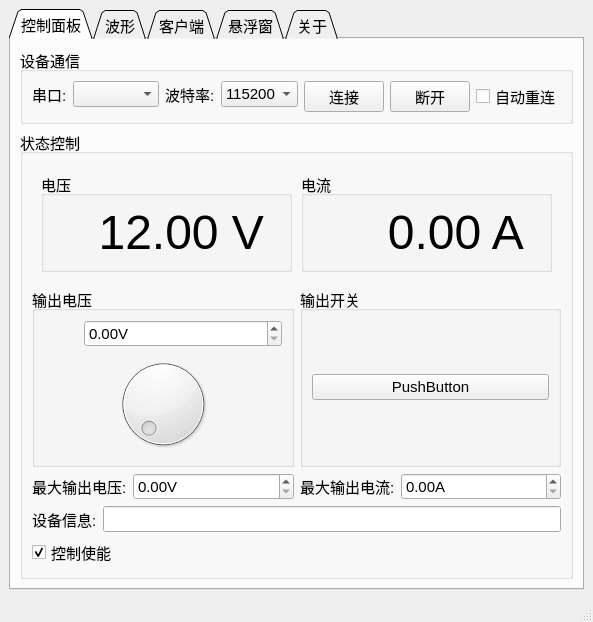
First picture: the form in src/views/ui/mainWindow.ui, repository yanyang517/powerSupplyMaster, before the edit.
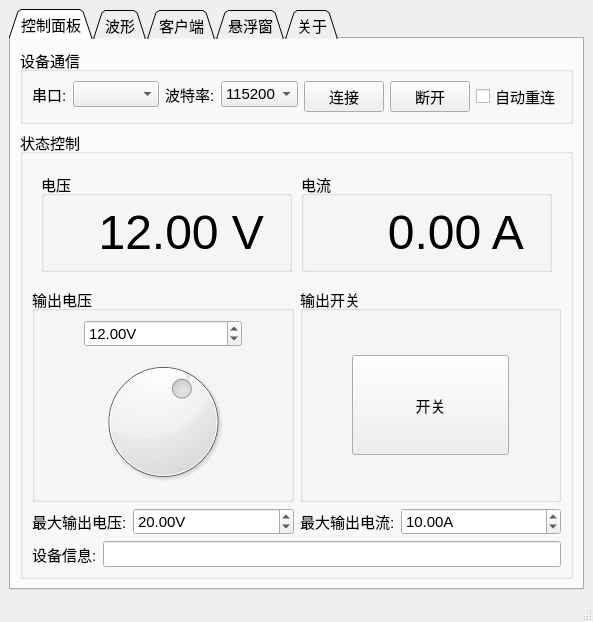
Second picture: the form after the edit.

Commit message: refactor(ui): update Qt enum references and rename UI files

Patch:
```diff
--- a/src/views/ui/mainWindow.ui
+++ b/src/views/ui/mainWindow.ui
@@ -6,7 +6,7 @@
    <rect>
     <x>0</x>
     <y>0</y>
-    <width>578</width>
+    <width>591</width>
     <height>622</height>
    </rect>
   </property>
@@ -135,7 +135,7 @@
           <property name="title">
            <string>状态控制</string>
           </property>
-          <layout class="QVBoxLayout" name="verticalLayout_4" stretch="1,2,0,0,0">
+          <layout class="QVBoxLayout" name="verticalLayout_4" stretch="1,2,0,0">
            <item>
             <layout class="QHBoxLayout" name="horizontalLayout_3">
              <property name="spacing">
@@ -240,7 +240,7 @@
                      <enum>Qt::Horizontal</enum>
                     </property>
                     <property name="sizeType">
-                     <enum>QSizePolicy::Preferred</enum>
+                     <enum>QSizePolicy::Policy::Fixed</enum>
                     </property>
                     <property name="sizeHint" stdset="0">
                      <size>
@@ -259,14 +259,39 @@
                      <double>0.100000000000000</double>
                     </property>
                     <property name="stepType">
-                     <enum>QAbstractSpinBox::DefaultStepType</enum>
+                     <enum>QAbstractSpinBox::StepType::DefaultStepType</enum>
+                    </property>
+                    <property name="value">
+                     <double>12.000000000000000</double>
                     </property>
                    </widget>
                   </item>
+                  <item>
+                   <spacer name="horizontalSpacer_5">
+                    <property name="orientation">
+                     <enum>Qt::Orientation::Horizontal</enum>
+                    </property>
+                    <property name="sizeType">
+                     <enum>QSizePolicy::Policy::Fixed</enum>
+                    </property>
+                    <property name="sizeHint" stdset="0">
+                     <size>
+                      <width>40</width>
+                      <height>20</height>
+                     </size>
+                    </property>
+                   </spacer>
+                  </item>
                  </layout>
                 </item>
                 <item>
                  <widget class="QDial" name="voltage_dial">
+                  <property name="maximum">
+                   <number>2000</number>
+                  </property>
+                  <property name="value">
+                   <number>1200</number>
+                  </property>
                   <property name="notchesVisible">
                    <bool>false</bool>
                   </property>
@@ -280,17 +305,64 @@
                <property name="title">
                 <string>输出开关</string>
                </property>
-               <layout class="QVBoxLayout" name="verticalLayout_3">
+               <layout class="QHBoxLayout" name="horizontalLayout_11">
+                <item>
+                 <spacer name="horizontalSpacer_2">
+                  <property name="orientation">
+                   <enum>Qt::Orientation::Horizontal</enum>
+                  </property>
+                  <property name="sizeType">
+                   <enum>QSizePolicy::Policy::Fixed</enum>
+                  </property>
+                  <property name="sizeHint" stdset="0">
+                   <size>
+                    <width>40</width>
+                    <height>20</height>
+                   </size>
+                  </property>
+                 </spacer>
+                </item>
                 <item>
                  <widget class="QPushButton" name="ouput_ctrl_Btn">
+                  <property name="sizePolicy">
+                   <sizepolicy hsizetype="Minimum" vsizetype="Fixed">
+                    <horstretch>0</horstretch>
+                    <verstretch>0</verstretch>
+                   </sizepolicy>
+                  </property>
+                  <property name="minimumSize">
+                   <size>
+                    <width>100</width>
+                    <height>100</height>
+                   </size>
+                  </property>
+                  <property name="toolTip">
+                   <string>输出开关</string>
+                  </property>
                   <property name="text">
-                   <string>PushButton</string>
+                   <string>开关</string>
                   </property>
                   <property name="checkable">
                    <bool>true</bool>
                   </property>
                  </widget>
                 </item>
+                <item>
+                 <spacer name="horizontalSpacer_4">
+                  <property name="orientation">
+                   <enum>Qt::Orientation::Horizontal</enum>
+                  </property>
+                  <property name="sizeType">
+                   <enum>QSizePolicy::Policy::Fixed</enum>
+                  </property>
+                  <property name="sizeHint" stdset="0">
+                   <size>
+                    <width>40</width>
+                    <height>20</height>
+                   </size>
+                  </property>
+                 </spacer>
+                </item>
                </layout>
               </widget>
              </item>
@@ -315,6 +387,9 @@
                  <property name="singleStep">
                   <double>0.100000000000000</double>
                  </property>
+                 <property name="value">
+                  <double>20.000000000000000</double>
+                 </property>
                 </widget>
                </item>
               </layout>
@@ -336,6 +411,9 @@
                  <property name="singleStep">
                   <double>0.100000000000000</double>
                  </property>
+                 <property name="value">
+                  <double>10.000000000000000</double>
+                 </property>
                 </widget>
                </item>
               </layout>
@@ -370,16 +448,6 @@
              </item>
             </layout>
            </item>
-           <item>
-            <widget class="QCheckBox" name="ctrl_enable_CB">
-             <property name="text">
-              <string>控制使能</string>
-             </property>
-             <property name="checked">
-              <bool>true</bool>
-             </property>
-            </widget>
-           </item>
           </layout>
          </widget>
         </item>
```
Left out of the diff: 22 changed lines with no effect on the pictures. The commit also changes 5 other files.
